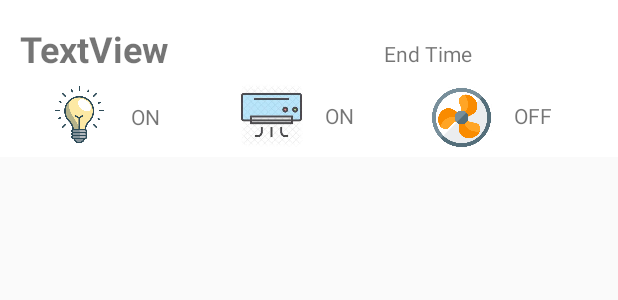
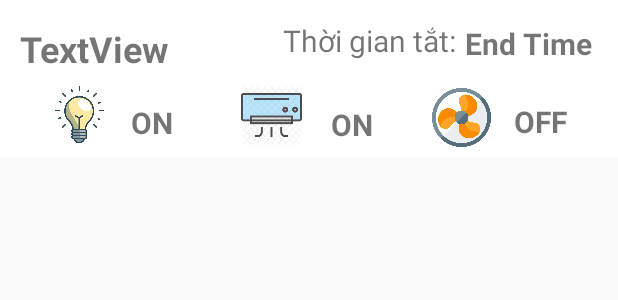
Before and after one commit to pthieu2812/Thesis, an Android app: the layout rooms_recycles.xml on its own in the app's theme, with its tools: preview values and no code run, on a phone screen of 412 x 824 dp. Shown: the top 300 px of the screen. Run offline under Robolectric (Android 15) with nearby library versions, the phone set to English and light mode, and no system bars.

Commit message:
Fix text font

```diff
--- a/DoAnTest/DoAnTest/app/src/main/res/layout/rooms_recycles.xml
+++ b/DoAnTest/DoAnTest/app/src/main/res/layout/rooms_recycles.xml
@@ -25,7 +25,9 @@
         android:layout_alignParentTop="true"
         android:layout_marginStart="87dp"
         android:layout_marginTop="68dp"
-        android:text="ON" />
+        android:text="ON"
+        android:textSize="20sp"
+        android:textStyle="bold" />
 
     <ImageView
         android:layout_width="55dp"
@@ -64,9 +66,12 @@
         android:layout_height="wrap_content"
         android:layout_alignParentTop="true"
         android:layout_alignParentEnd="true"
-        android:layout_marginTop="67dp"
-        android:layout_marginEnd="176dp"
-        android:text="ON" />
+        android:layout_marginTop="69dp"
+        android:layout_marginEnd="163dp"
+        android:layout_marginBottom="8dp"
+        android:text="ON"
+        android:textSize="20sp"
+        android:textStyle="bold" />
 
     <TextView
         android:id="@+id/fanStatus_textview"
@@ -75,8 +80,10 @@
         android:layout_alignParentTop="true"
         android:layout_alignParentEnd="true"
         android:layout_marginTop="67dp"
-        android:layout_marginEnd="44dp"
-        android:text="OFF" />
+        android:layout_marginEnd="34dp"
+        android:text="OFF"
+        android:textSize="20sp"
+        android:textStyle="bold" />
 
     <TextView
         android:id="@+id/endtime_textview"
@@ -84,7 +91,21 @@
         android:layout_height="wrap_content"
         android:layout_alignParentTop="true"
         android:layout_alignParentEnd="true"
-        android:layout_marginTop="26dp"
-        android:layout_marginEnd="97dp"
-        android:text="End Time" />
+        android:layout_marginTop="15dp"
+        android:layout_marginEnd="17dp"
+        android:text="End Time"
+        android:textSize="20sp"
+        android:textStyle="bold" />
+
+    <TextView
+        android:id="@+id/endtime_textview2"
+        android:layout_width="wrap_content"
+        android:layout_height="wrap_content"
+        android:layout_alignParentTop="true"
+        android:layout_alignParentEnd="true"
+        android:layout_centerHorizontal="true"
+        android:layout_marginTop="13dp"
+        android:layout_marginEnd="108dp"
+        android:text="Thời gian tắt:"
+        android:textSize="20sp" />
 </RelativeLayout>
```
